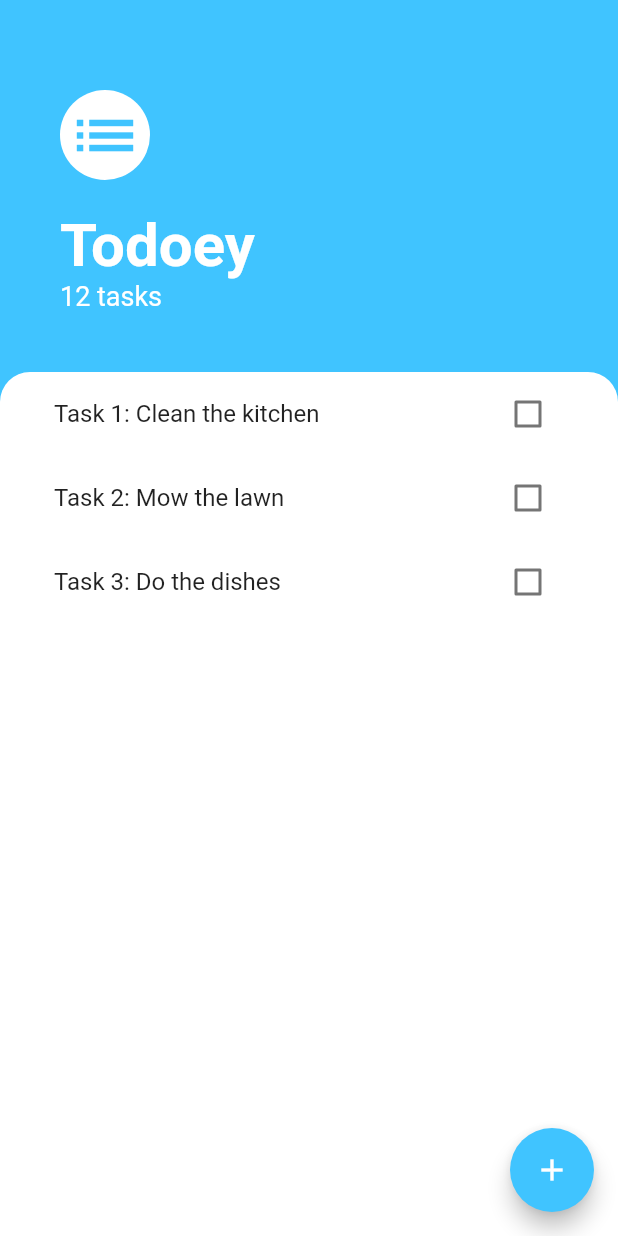
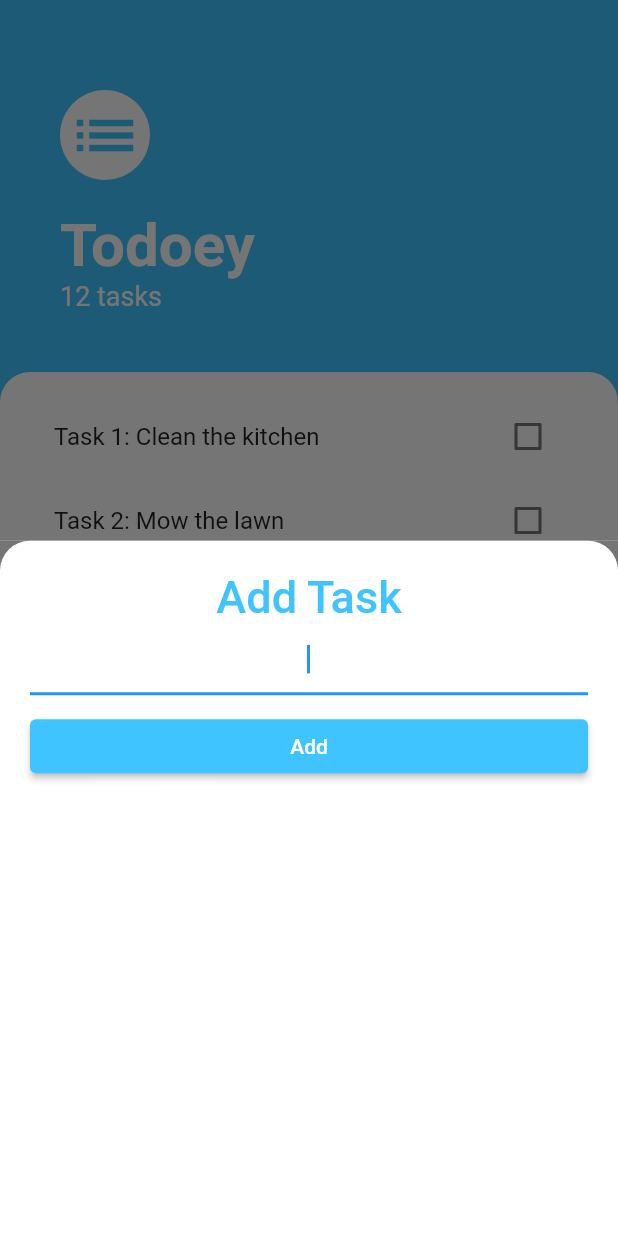
Before and after one commit to LordOlumide/todoey_app, a Flutter app: the screen it shows after launch, after a tap on the "add" icon, on a phone screen of 412 x 824 dp. Run offline on Flutter 3.47's test engine with Material 2 defaults, Android fonts, the phone set to English and light mode, and no system bars.

Commit message:
All Ui complete

```diff
--- a/lib/constants.dart
+++ b/lib/constants.dart
@@ -18,3 +18,11 @@ const kBigTitleTextStyle = TextStyle(
   fontSize: 40,
   fontWeight: FontWeight.w700,
 );
+
+const kAddTaskScreenDecoration = BoxDecoration(
+  color: Colors.white,
+  borderRadius: BorderRadius.only(
+    topLeft: Radius.circular(20),
+    topRight: Radius.circular(20),
+  ),
+);
--- /dev/null
+++ b/lib/screens/add_task_screen.dart
@@ -0,0 +1,44 @@
+import 'package:flutter/material.dart';
+import 'package:todoey/constants.dart';
+
+class AddTaskScreen extends StatelessWidget {
+  const AddTaskScreen({Key? key}) : super(key: key);
+
+  @override
+  Widget build(BuildContext context) {
+    return Container(
+      color: Color(0xFF757575),
+      child: Container(
+        padding: EdgeInsets.all(20.0),
+        decoration: kAddTaskScreenDecoration,
+        child: Column(
+          crossAxisAlignment: CrossAxisAlignment.stretch,
+          children: [
+            const Text(
+              'Add Task',
+              textAlign: TextAlign.center,
+              style: TextStyle(
+                fontSize: 30,
+                fontWeight: FontWeight.w500,
+                color: Colors.lightBlueAccent,
+              ),
+            ),
+            TextField(
+              autofocus: true,
+              textAlign: TextAlign.center,
+            ),
+            const SizedBox(height: 10),
+            ElevatedButton(
+              child: Text('Add'),
+              onPressed: () {},
+              style: ButtonStyle(
+                backgroundColor:
+                    MaterialStateProperty.all<Color>(Colors.lightBlueAccent),
+              ),
+            ),
+          ],
+        ),
+      ),
+    );
+  }
+}
--- a/lib/screens/tasks_screen.dart
+++ b/lib/screens/tasks_screen.dart
@@ -1,6 +1,7 @@
 import 'package:flutter/material.dart';
 import 'package:todoey/widgets/tasks_view.dart';
 import 'package:todoey/constants.dart';
+import 'add_task_screen.dart';
 
 class TasksScreen extends StatelessWidget {
   const TasksScreen({Key? key}) : super(key: key);
@@ -11,7 +12,10 @@ class TasksScreen extends StatelessWidget {
       backgroundColor: Colors.lightBlueAccent,
       floatingActionButton: FloatingActionButton(
         backgroundColor: Colors.lightBlueAccent,
-        onPressed: () {},
+        onPressed: () {
+          showModalBottomSheet(
+              context: context, builder: (context) => AddTaskScreen());
+        },
         child: Icon(Icons.add),
       ),
       body: SafeArea(
--- a/lib/widgets/tasks_view.dart
+++ b/lib/widgets/tasks_view.dart
@@ -5,6 +5,7 @@ class TaskView extends StatelessWidget {
   @override
   Widget build(BuildContext context) {
     return ListView(
+      padding: EdgeInsets.only(top: 15.0),
       children: const [
         TaskTile(
           taskTitle: 'Task 1: Clean the kitchen',
```
